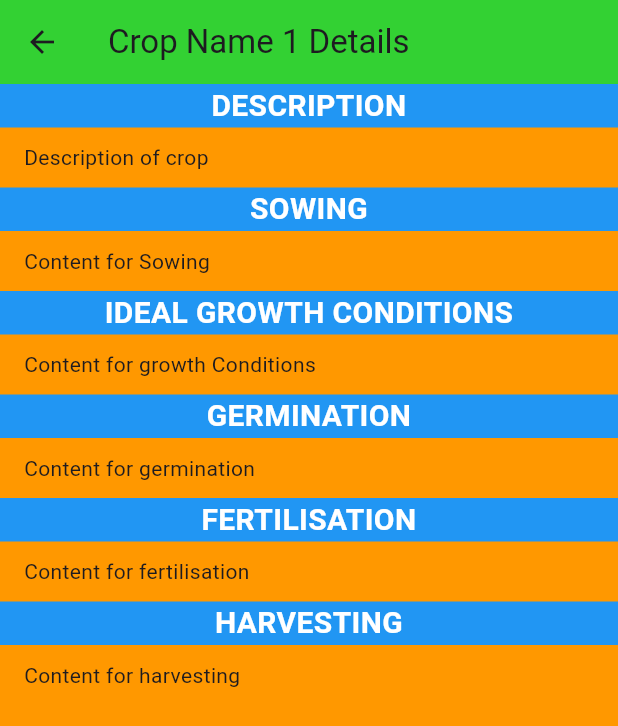
After one commit to KarthikChallagundla/Krishi-Sahayak, a Flutter app: the CropsPage screen opened directly, after a tap on "Crop Name 1", on a phone screen of 412 x 824 dp. The commit adds this screen. Shown: the top 726 px of the screen. Run offline on Flutter 3.47's test engine with Material 3 defaults, Android fonts, the light colour scheme and no system bars; our stand-ins replace cloud_firestore, firebase_auth, firebase_core, firebase_storage, flutter_dotenv, google_sign_in and 2 more; missing offline and left inert: razorpay_flutter; accounts and stored records are empty; generated files the repository leaves out were written again.

Commit message:
Designed Crop Details Page

```diff
--- /dev/null
+++ b/lib/farmer_pages/crops_page.dart
@@ -0,0 +1,110 @@
+import 'package:flutter/material.dart';
+
+class CropsPage extends StatefulWidget {
+  const CropsPage({super.key});
+
+  @override
+  State<CropsPage> createState() => _CropsPageState();
+}
+
+class _CropsPageState extends State<CropsPage> {
+
+  List<Map<String, dynamic>> cropsList = [
+    {
+      "name":"Crop Name 1",
+      "description":"Description of crop",
+      "Sowing":"Content for Sowing",
+      "Ideal Growth Conditions":"Content for growth Conditions",
+      "Germination":"Content for germination",
+      "Fertilisation":"Content for fertilisation",
+      "Harvesting":"Content for harvesting"
+    },
+    {
+      "name":"Crop Name 2",
+      "description":"Description of crop",
+      "Sowing":"Content for Sowing",
+      "Ideal Growth Conditions":"Content for growth Conditions",
+      "Germination":"Content for germination",
+      "Fertilisation":"Content for fertilisation",
+      "Harvesting":"Content for harvesting"
+    }
+  ];
+
+  @override
+  Widget build(BuildContext context) {
+    return Scaffold(
+      appBar: AppBar(
+        title: Text("Crops"),
+      ),
+      body: Container(
+        padding: EdgeInsets.symmetric(horizontal: 16, vertical: 8),
+        child: ListView.builder(
+          itemCount: cropsList.length,
+          itemBuilder: (context, index) {
+            Map<String, dynamic> crop = cropsList[index];
+            return GestureDetector(
+              onTap: (){
+                Navigator.of(context).push(MaterialPageRoute(builder: (context) => CropInfo(crop: crop)));
+              },
+              child: Card(
+                child: ListTile(
+                  title: Text(crop['name']),
+                  subtitle: Text(crop['description']),
+                ),
+              ),
+            );
+          },
+        ),
+      ),
+    );
+  }
+}
+
+class CropInfo extends StatefulWidget {
+  final Map<String, dynamic> crop;
+  const CropInfo({super.key, required this.crop});
+
+  @override
+  State<CropInfo> createState() => _CropInfoState();
+}
+
+class _CropInfoState extends State<CropInfo> {
+  @override
+  Widget build(BuildContext context) {
+    Map<String, dynamic> crop = widget.crop;
+
+    List<String> keys = crop.keys.toList();
+    return Scaffold(
+      appBar: AppBar(
+        backgroundColor: Color.fromRGBO(0, 200, 0, 0.8),
+        title: Text('${crop['name']} Details'),
+      ),
+      body: Container(
+        decoration: BoxDecoration(color: Colors.orange),
+        child: ListView.builder(
+          itemCount: keys.length - 1,
+          itemBuilder: (context, index) {
+            return Column(
+              crossAxisAlignment: CrossAxisAlignment.start,
+              children: [
+                Container(
+                  width: double.infinity,
+                  decoration: BoxDecoration(
+                    color: Colors.blue
+                  ),
+                  child: Text(keys[index + 1].toUpperCase(), style: TextStyle(fontSize: 20, fontWeight: FontWeight.bold, color: Colors.white), textAlign: TextAlign.center,)
+                ),
+                SizedBox(height: 10,),
+                Padding(
+                  padding: const EdgeInsets.symmetric(horizontal: 16),
+                  child: Text(crop[keys[index + 1]]),
+                ),
+                SizedBox(height: 10,),
+              ],
+            );
+          },
+        ),
+      ),
+    );
+  }
+}
--- a/lib/farmer_pages/farmer_page.dart
+++ b/lib/farmer_pages/farmer_page.dart
@@ -1,5 +1,6 @@
 import 'package:cloud_firestore/cloud_firestore.dart';
 import 'package:demo_mvp/farmer_pages/crop_doctor.dart';
+import 'package:demo_mvp/farmer_pages/crops_page.dart';
 import 'package:demo_mvp/farmer_pages/machinery.dart';
 import 'package:demo_mvp/farmer_pages/market_prices.dart';
 import 'package:demo_mvp/farmer_pages/my_products.dart';
@@ -113,6 +114,17 @@ class _FarmerPageState extends State<FarmerPage> {
               ),
             ),
             SizedBox(height: 10,),
+            ListTile(
+              tileColor: const Color.fromARGB(255, 241, 231, 231),
+              shape: RoundedRectangleBorder(borderRadius: BorderRadius.circular(16)),
+              title: TextButton(
+                onPressed: (){
+                  Navigator.of(context).push(MaterialPageRoute(builder: (context) => CropsPage()));
+                },
+                child: Text('Crop Details', style: TextStyle(fontSize: 16),),
+              ),
+            ),
+            SizedBox(height: 10,),
           ],
         ),
       ),
```
